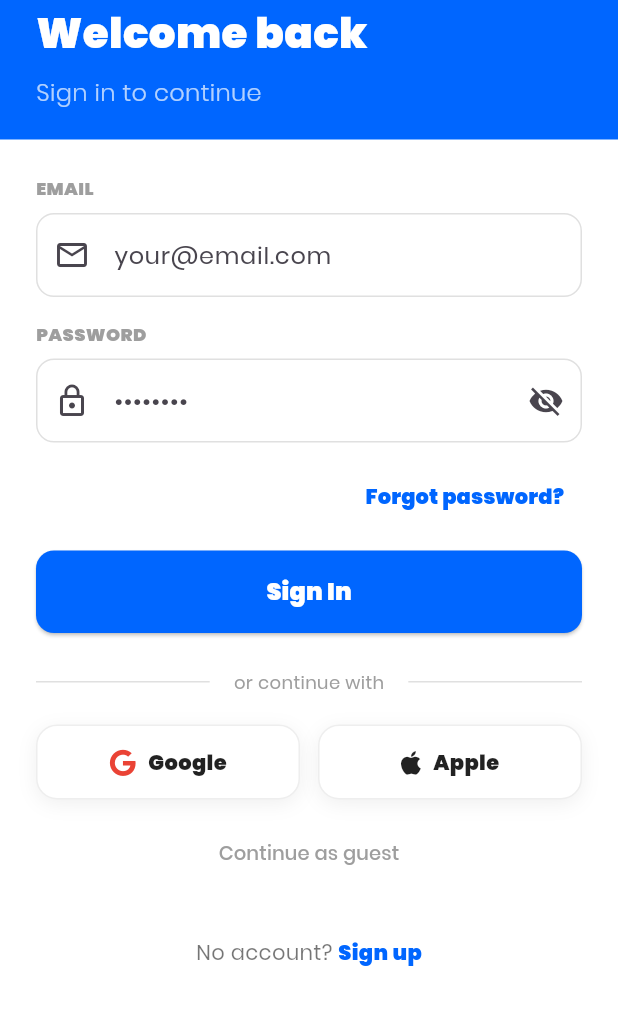
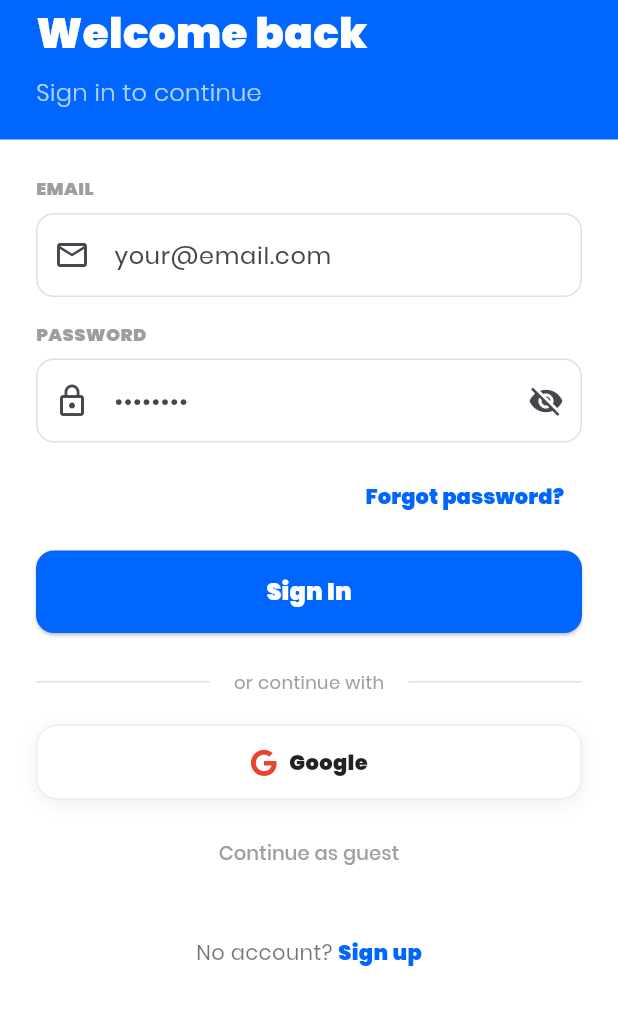
Before and after one commit to WAQASUMAR33/flutter_uzivaj, a Flutter app: the screen it shows after launch, after a tap on "Dalje →", after a tap on "HR", after a tap on "Preskoči", on a phone screen of 412 x 824 dp, the part 165-1190 px from its top. Run offline on Flutter 3.47's test engine with Material 3 defaults, Android fonts, the phone set to English and light mode, and no system bars; our stand-ins replace cached_network_image, country_picker, firebase_auth, firebase_core, flutter_widget_from_html_core, font_awesome_flutter and 5 more; missing offline and left inert: flutter_stripe; accounts and stored records are empty.

Commit message:
Remove Apple login button from login screen

```diff
--- a/lib/screens/login.dart
+++ b/lib/screens/login.dart
@@ -301,9 +301,8 @@ class _LoginScreenState extends State<LoginScreen> {
                                     // Social buttons — side by side
                                     Consumer<AuthProvider>(
                                       builder: (context, authProvider, _) {
-                                        return Row(
-                                          children: [
-                                            Expanded(
+                                        return SizedBox(
+                                          width: double.infinity,
                                           child: _SocialButton(
                                             label: 'Google',
                                             icon: FontAwesomeIcons.google,
@@ -328,35 +327,6 @@ class _LoginScreenState extends State<LoginScreen> {
                                               }
                                             },
                                           ),
-                                            ),
-                                            const SizedBox(width: 12),
-                                            Expanded(
-                                              child: _SocialButton(
-                                                label: 'Apple',
-                                                icon: FontAwesomeIcons.apple,
-                                                iconColor: Colors.black87,
-                                                loading: _socialLoading == 'apple',
-                                                disabled: authProvider.isLoading,
-                                                onTap: () async {
-                                                  setState(() => _socialLoading = 'apple');
-                                                  final success = await authProvider.signInWithApple();
-                                                  if (!context.mounted) return;
-                                                  setState(() => _socialLoading = null);
-                                                  if (success) {
-                                                    Navigator.pushReplacement(context,
-                                                        MaterialPageRoute(builder: (_) => const HomeScreen()));
-                                                  } else if (authProvider.error != null) {
-                                                    if (authProvider.error!.contains('suspended')) {
-                                                      _showSuspendedDialog(context);
-                                                    } else {
-                                                      ScaffoldMessenger.of(context).showSnackBar(
-                                                          SnackBar(content: Text(authProvider.error!)));
-                                                    }
-                                                  }
-                                                },
-                                              ),
-                                            ),
-                                          ],
                                         );
                                       },
                                     ),
```
Lines whose indentation alone changed are shown as unchanged.
